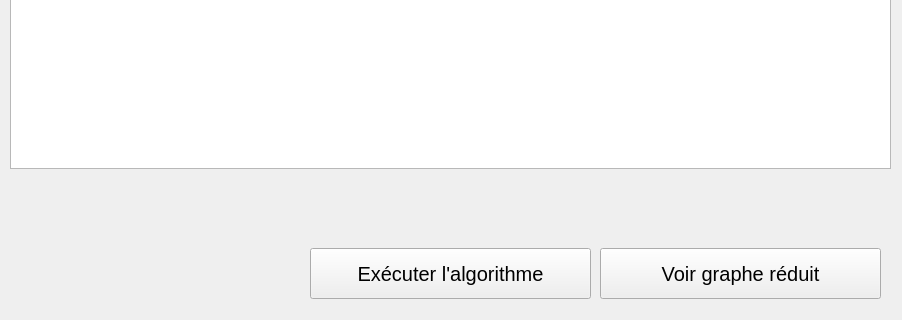
lorris-sanna/Graphe-Algo, file mainwindow.ui: the form before one commit; both pictures show x 0 to 902 and y 332 to 652 of the 902 by 652 pixel window.
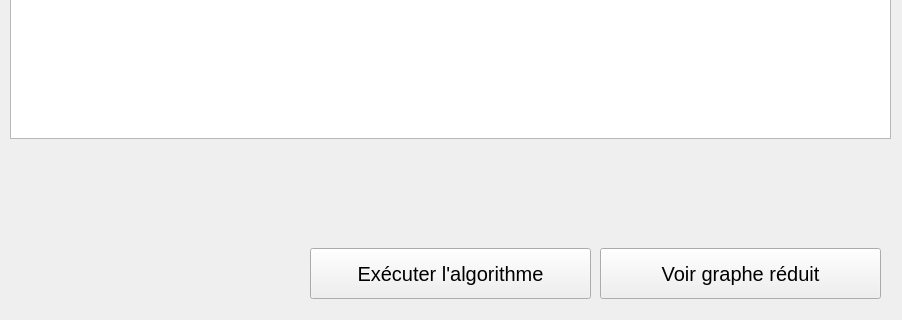
The form after the commit. The open tabs and pages were chosen to show the change.

Commit message: Résolution de bugs

Diff of the .ui file:
```diff
--- a/mainwindow.ui
+++ b/mainwindow.ui
@@ -990,7 +990,7 @@
         <x>10</x>
         <y>90</y>
         <width>881</width>
-        <height>411</height>
+        <height>381</height>
        </rect>
       </property>
      </widget>
@@ -1020,9 +1020,9 @@
       <property name="geometry">
        <rect>
         <x>10</x>
-        <y>510</y>
+        <y>480</y>
         <width>881</width>
-        <height>61</height>
+        <height>91</height>
        </rect>
       </property>
       <property name="font">
```
Left out of the diff: 8 changed lines with no effect on the pictures. The commit also changes 2 other files.
